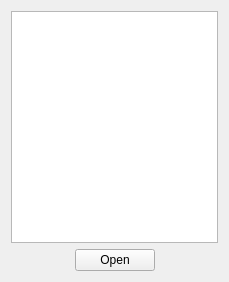
KDE/marble, file src/lib/marble/TourWidget.ui: the form before one commit.
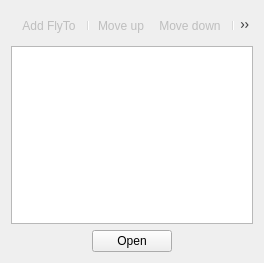
The form after the commit. Icons and pictures are not drawn.

Commit message:
Support for basic KML Tour modifications
GCI task #5903763663486976

Diff of the .ui file:
```diff
--- a/src/lib/marble/TourWidget.ui
+++ b/src/lib/marble/TourWidget.ui
@@ -6,8 +6,8 @@
    <rect>
     <x>0</x>
     <y>0</y>
-    <width>229</width>
-    <height>282</height>
+    <width>264</width>
+    <height>263</height>
    </rect>
   </property>
   <property name="windowTitle">
@@ -15,7 +15,24 @@
   </property>
   <layout class="QVBoxLayout" name="verticalLayout">
    <item>
-    <widget class="QListView" name="m_listView"/>
+    <widget class="QToolBar" name="m_toolBar">
+     <property name="windowTitle">
+      <string>toolBar</string>
+     </property>
+     <addaction name="m_actionAddFlyTo"/>
+     <addaction name="separator"/>
+     <addaction name="m_actionMoveUp"/>
+     <addaction name="m_actionMoveDown"/>
+     <addaction name="separator"/>
+     <addaction name="m_actionDelete"/>
+    </widget>
+   </item>
+   <item>
+    <widget class="QListView" name="m_listView">
+     <property name="selectionMode">
+      <enum>QAbstractItemView::ExtendedSelection</enum>
+     </property>
+    </widget>
    </item>
    <item>
     <layout class="QHBoxLayout">
@@ -61,6 +78,57 @@
     </layout>
    </item>
   </layout>
+  <action name="m_actionAddFlyTo">
+   <property name="enabled">
+    <bool>false</bool>
+   </property>
+   <property name="icon">
+    <iconset resource="libmarble.qrc">
+     <normaloff>:/marble/list-add.png</normaloff>:/marble/list-add.png</iconset>
+   </property>
+   <property name="text">
+    <string>Add FlyTo</string>
+   </property>
+  </action>
+  <action name="m_actionMoveUp">
+   <property name="enabled">
+    <bool>false</bool>
+   </property>
+   <property name="icon">
+    <iconset resource="libmarble.qrc">
+     <normaloff>:/marble/go-up.png</normaloff>:/marble/go-up.png</iconset>
+   </property>
+   <property name="text">
+    <string>Move up</string>
+   </property>
+   <property name="toolTip">
+    <string>Move up</string>
+   </property>
+  </action>
+  <action name="m_actionMoveDown">
+   <property name="enabled">
+    <bool>false</bool>
+   </property>
+   <property name="icon">
+    <iconset resource="libmarble.qrc">
+     <normaloff>:/marble/go-down.png</normaloff>:/marble/go-down.png</iconset>
+   </property>
+   <property name="text">
+    <string>Move down</string>
+   </property>
+  </action>
+  <action name="m_actionDelete">
+   <property name="enabled">
+    <bool>false</bool>
+   </property>
+   <property name="icon">
+    <iconset resource="libmarble.qrc">
+     <normaloff>:/marble/list-remove.png</normaloff>:/marble/list-remove.png</iconset>
+   </property>
+   <property name="text">
+    <string>Delete</string>
+   </property>
+  </action>
  </widget>
  <resources/>
  <connections/>
```
Left out of the diff: 6 changed lines with no effect on the pictures. The commit also changes 4 other files.
